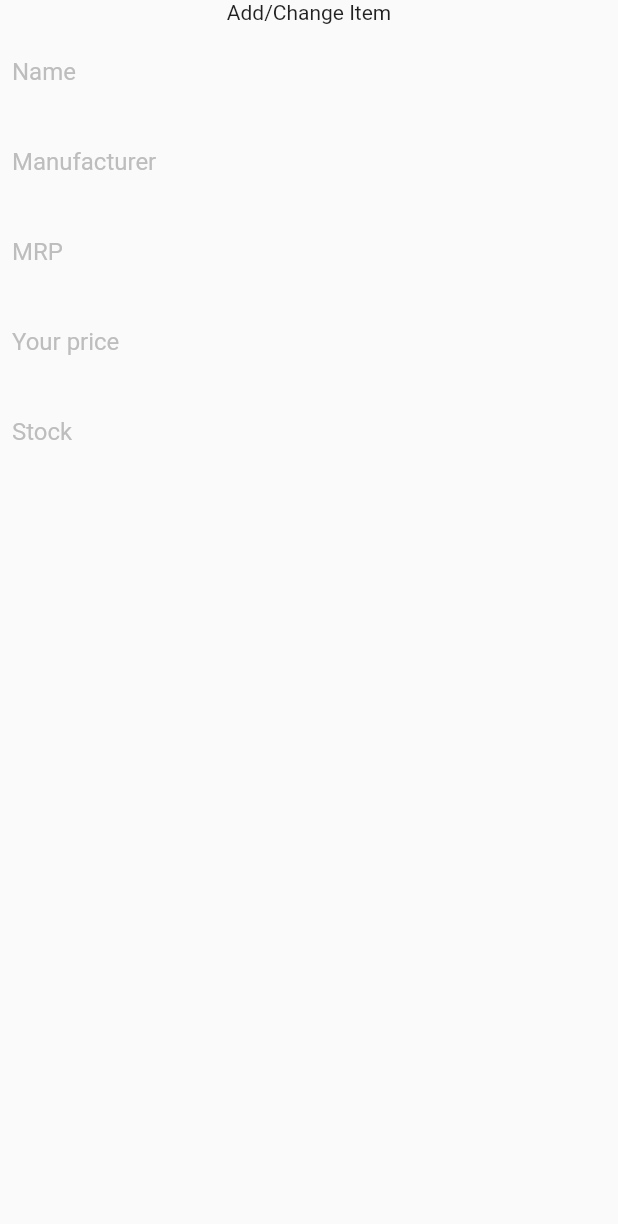
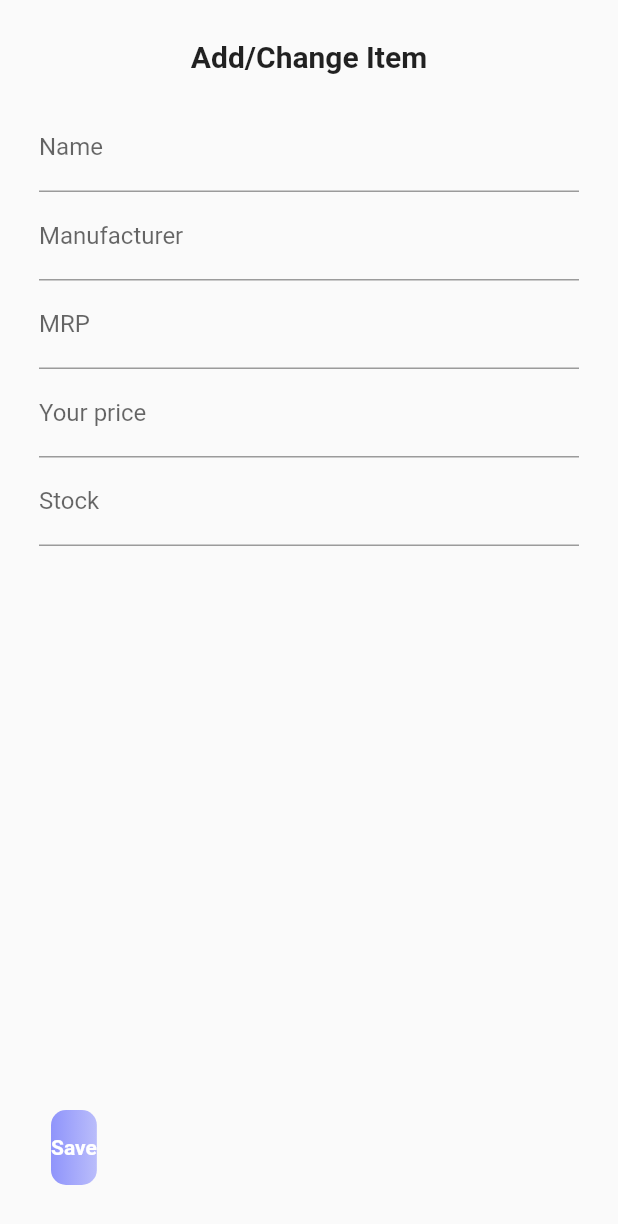
Before and after one commit to GulatiGarvit/Re-Tailor, a Flutter app: the AddItemsScreen screen opened directly, on a phone screen of 412 x 824 dp. Shown: the top 1224 px of the screen. Run offline on Flutter 3.47's test engine with Material 2 defaults, Android fonts, the phone set to English and light mode, and no system bars; our stand-ins replace firebase_auth, firebase_core, firebase_database, fluttertoast, geolocator, parse_server_sdk_flutter and 2 more; missing offline and left inert: flutter_barcode_scanner; accounts and stored records are empty.

Commit message:
fixed item adder

```diff
--- a/lib/Retailer/add_items.dart
+++ b/lib/Retailer/add_items.dart
@@ -1,3 +1,4 @@
+import 'package:firebase_auth/firebase_auth.dart';
 import 'package:firebase_database/firebase_database.dart';
 import 'package:flutter/material.dart';
 import 'package:flutter_barcode_scanner/flutter_barcode_scanner.dart';
@@ -11,6 +12,7 @@ class AddItemsScreen extends StatefulWidget {
 
 class _AddItemsScreenState extends State<AddItemsScreen> {
   bool isBarcodeScanned = false;
+  bool itemExists = false;
   TextEditingController nameController = TextEditingController(),
       manufacturerController = TextEditingController(),
       mrpController = TextEditingController(),
@@ -27,92 +29,130 @@ class _AddItemsScreenState extends State<AddItemsScreen> {
         processBarcode(barcode, context);
       });
     }
-    return Center(
+    return SafeArea(
+      child: Scaffold(
+        body: Center(
+          child: Padding(
+            padding: const EdgeInsets.all(26.0),
             child: Column(
               children: [
-          const Text("Add/Change Item"),
-          Container(
-            padding: const EdgeInsets.fromLTRB(8, 8, 8, 4),
-            decoration: const BoxDecoration(
-                //border: Border(bottom: BorderSide(color: Colors.grey[400]))!
+                const Text(
+                  "Add/Change Item",
+                  style: TextStyle(fontSize: 20, fontWeight: FontWeight.bold),
                 ),
-            child: TextField(
+                const SizedBox(
+                  height: 20,
+                ),
+                TextField(
                   onChanged: (value) {},
                   controller: nameController,
                   keyboardType: TextInputType.text,
-              decoration: InputDecoration(
-                  border: InputBorder.none,
-                  hintText: "Name",
-                  hintStyle: TextStyle(color: Colors.grey[400])),
+                  enabled: !itemExists,
+                  decoration: const InputDecoration(labelText: 'Name'),
                 ),
-          ),
-          Container(
-            padding: const EdgeInsets.fromLTRB(8, 8, 8, 4),
-            decoration: const BoxDecoration(
-                //border: Border(bottom: BorderSide(color: Colors.grey[400]))!
-                ),
-            child: TextField(
+                TextField(
                   onChanged: (value) {},
                   controller: manufacturerController,
                   keyboardType: TextInputType.text,
-              decoration: InputDecoration(
-                  border: InputBorder.none,
-                  hintText: "Manufacturer",
-                  hintStyle: TextStyle(color: Colors.grey[400])),
+                  enabled: !itemExists,
+                  decoration: const InputDecoration(labelText: 'Manufacturer'),
                 ),
-          ),
-          Container(
-            padding: const EdgeInsets.fromLTRB(8, 8, 8, 4),
-            decoration: const BoxDecoration(
-                //border: Border(bottom: BorderSide(color: Colors.grey[400]))!
-                ),
-            child: TextField(
+                TextField(
                   onChanged: (value) {},
                   controller: mrpController,
                   keyboardType: TextInputType.number,
-              decoration: InputDecoration(
-                  border: InputBorder.none,
-                  hintText: "MRP",
-                  hintStyle: TextStyle(color: Colors.grey[400])),
+                  enabled: !itemExists,
+                  decoration: const InputDecoration(labelText: 'MRP'),
                 ),
-          ),
-          Container(
-            padding: const EdgeInsets.fromLTRB(8, 8, 8, 4),
-            decoration: const BoxDecoration(
-                //border: Border(bottom: BorderSide(color: Colors.grey[400]))!
-                ),
-            child: TextField(
+                TextField(
                   onChanged: (value) {},
                   controller: priceController,
                   keyboardType: TextInputType.number,
-              decoration: InputDecoration(
-                  border: InputBorder.none,
-                  hintText: "Your price",
-                  hintStyle: TextStyle(color: Colors.grey[400])),
+                  decoration: const InputDecoration(labelText: "Your price"),
                 ),
-          ),
-          Container(
-            padding: const EdgeInsets.fromLTRB(8, 8, 8, 4),
-            decoration: const BoxDecoration(
-                //border: Border(bottom: BorderSide(color: Colors.grey[400]))!
-                ),
-            child: TextField(
+                TextField(
                   onChanged: (value) {},
                   controller: stockController,
                   keyboardType: TextInputType.number,
-              decoration: InputDecoration(
-                  border: InputBorder.none,
-                  hintText: "Stock",
-                  hintStyle: TextStyle(color: Colors.grey[400])),
+                  decoration: const InputDecoration(labelText: "Stock"),
+                ),
+                const Spacer(),
+                Padding(
+                  padding: const EdgeInsets.all(8.0),
+                  child: Row(
+                    children: [
+                      // GestureDetector(
+                      //   onTap: () {},
+                      //   child: Container(
+                      //     height: 50,
+                      //     decoration: BoxDecoration(
+                      //         borderRadius: BorderRadius.circular(10),
+                      //         gradient: const LinearGradient(colors: [
+                      //           Colors.grey,
+                      //         ])),
+                      //     child: const Center(
+                      //       child: Text(
+                      //         "Cancel",
+                      //         style: TextStyle(
+                      //             color: Colors.white,
+                      //             fontWeight: FontWeight.bold),
+                      //       ),
+                      //     ),
+                      //   ),
+                      // ),
+                      // const SizedBox(
+                      //   width: 8,
+                      // ),
+                      GestureDetector(
+                        onTap: () {},
+                        child: Container(
+                          height: 50,
+                          decoration: BoxDecoration(
+                              borderRadius: BorderRadius.circular(10),
+                              gradient: const LinearGradient(colors: [
+                                Color.fromRGBO(143, 148, 251, 1),
+                                Color.fromRGBO(143, 148, 251, .6),
+                              ])),
+                          child: const Center(
+                            child: Text(
+                              "Save",
+                              style: TextStyle(
+                                  color: Colors.white,
+                                  fontWeight: FontWeight.bold),
+                            ),
+                          ),
                         ),
                       ),
                     ],
                   ),
+                ),
+              ],
+            ),
+          ),
+        ),
+      ),
     );
   }
+
+  void processBarcode(String barcode, BuildContext context) async {
+    MyUtils.showLoaderDialog(context, isCancellable: false);
+    DataSnapshot itemSnapshot = await checkIfItemExists(barcode);
+    DataSnapshot shopItemSnapshot = await checkIfItemExistsForShop(barcode);
+    if (shopItemSnapshot.exists) {
+      stockController.text = shopItemSnapshot.child('stock').value.toString();
+      priceController.text = shopItemSnapshot.child('price').value.toString();
     }
-
-void processBarcode(String barcode, BuildContext context) async {}
+    if (itemSnapshot.exists) {
+      itemExists = true;
+      nameController.text = itemSnapshot.child('name').value.toString();
+      mrpController.text = itemSnapshot.child('mrp').value.toString();
+      manufacturerController.text =
+          itemSnapshot.child('manufacturer').value.toString();
+    }
+    Navigator.pop(context);
+    setState(() {});
+  }
+}
 
 Future<DataSnapshot> checkIfItemExists(String barcode) async {
   final snapshot =
@@ -121,7 +161,13 @@ Future<DataSnapshot> checkIfItemExists(String barcode) async {
 }
 
 Future<DataSnapshot> checkIfItemExistsForShop(String barcode) async {
-  String shopId = (await MyUtils.getFromSharedRef("shopId"))!;
+  final shopIdSnapshot = await FirebaseDatabase.instance
+      .ref()
+      .child("Users")
+      .child(FirebaseAuth.instance.currentUser!.uid)
+      .child('shopId')
+      .get();
+  String shopId = shopIdSnapshot.value.toString();
   final snapshot = await FirebaseDatabase.instance
       .ref()
       .child("ShopItems")
--- a/lib/Services/MyUtils.dart
+++ b/lib/Services/MyUtils.dart
@@ -2,7 +2,7 @@ import 'package:flutter/material.dart';
 import 'package:shared_preferences/shared_preferences.dart';
 
 class MyUtils {
-  static showLoaderDialog(BuildContext context) {
+  static showLoaderDialog(BuildContext context, {bool isCancellable = true}) {
     AlertDialog alert = AlertDialog(
       content: Row(
         children: [
@@ -14,7 +14,7 @@ class MyUtils {
       ),
     );
     showDialog(
-      barrierDismissible: true,
+      barrierDismissible: isCancellable,
       context: context,
       builder: (BuildContext context) {
         return alert;
```
Lines whose indentation alone changed are shown as unchanged.
